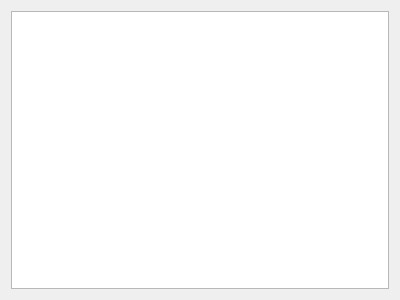
Old version of the form managers/KholloscopeWizardPages/generatepage.ui in the repository ThFeneuil/KholloAutoQt.
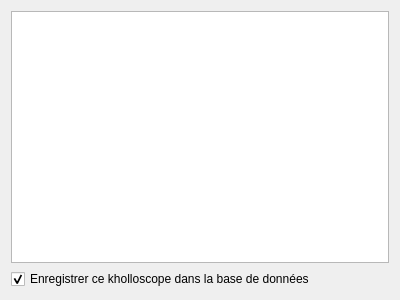
New version of the form.

Commit message: Enregistrement du kholloscope dans la BDD

The edit to the form file:
```diff
--- a/managers/KholloscopeWizardPages/generatepage.ui
+++ b/managers/KholloscopeWizardPages/generatepage.ui
@@ -13,10 +13,20 @@
   <property name="windowTitle">
    <string>WizardPage</string>
   </property>
-  <layout class="QHBoxLayout" name="horizontalLayout">
+  <layout class="QVBoxLayout" name="verticalLayout">
    <item>
     <widget class="QListWidget" name="listWidget"/>
    </item>
+   <item>
+    <widget class="QCheckBox" name="checkBox">
+     <property name="text">
+      <string>Enregistrer ce kholloscope dans la base de données</string>
+     </property>
+     <property name="checked">
+      <bool>true</bool>
+     </property>
+    </widget>
+   </item>
   </layout>
  </widget>
  <resources/>
```
The commit also changes 2 other files.
